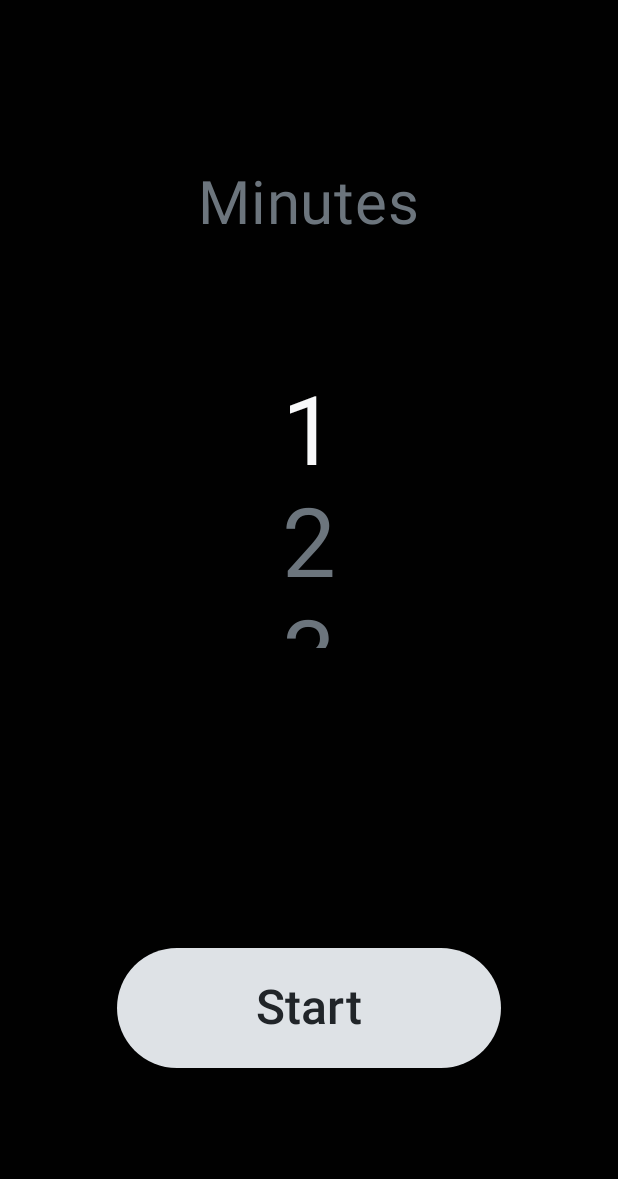
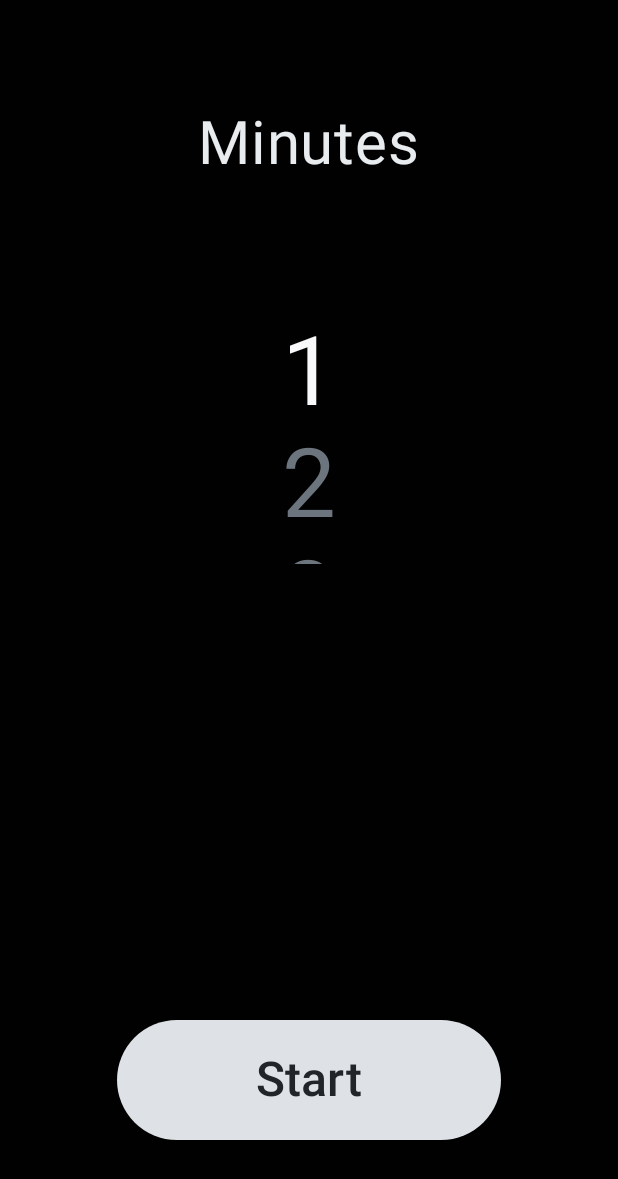
Before and after one commit to victorYghor/meditar, an Android app built with Jetpack Compose: the SelectTimerScreen screen opened through its navigation route, on a phone screen of 412 x 824 dp. Shown: the top 1179 px of the screen. Run offline under Robolectric (Android 15) with nearby library versions, the phone set to English and light mode, and no system bars; our stand-ins replace Timber.

Commit message:
Melhorar o constrate de cores e melhorar a resposividade

```diff
--- /dev/null
+++ b/app/src/main/java/com/victoryghor/meditar/ui/components/AdaptiveLayout.kt
@@ -0,0 +1,42 @@
+package com.victoryghor.meditar.ui.components
+
+import androidx.compose.foundation.layout.Arrangement
+import androidx.compose.foundation.layout.BoxWithConstraints
+import androidx.compose.foundation.layout.Column
+import androidx.compose.foundation.layout.Row
+import androidx.compose.foundation.layout.fillMaxSize
+import androidx.compose.foundation.layout.padding
+import androidx.compose.runtime.Composable
+import androidx.compose.ui.Alignment
+import androidx.compose.ui.Modifier
+import androidx.compose.ui.platform.LocalConfiguration
+import androidx.compose.ui.unit.Dp
+import androidx.compose.ui.unit.dp
+
+@Composable
+fun AdaptiveLayout(
+    modifier: Modifier = Modifier,
+    rowToColumnThreshold: Dp = 600.dp,
+    content: @Composable () -> Unit
+) {
+    val configuration = LocalConfiguration.current
+    val screenHeight = configuration.screenHeightDp.dp
+        if (screenHeight > rowToColumnThreshold) {
+            Column(
+                modifier = modifier.fillMaxSize(),
+                horizontalAlignment = Alignment.CenterHorizontally,
+                verticalArrangement = Arrangement.SpaceBetween
+            ) {
+                content()
+            }
+        } else {
+            Row(
+                modifier = modifier.fillMaxSize().padding(start = 64.dp, end = 64.dp),
+                verticalAlignment = Alignment.CenterVertically,
+                horizontalArrangement = Arrangement.SpaceBetween
+            ) {
+                content()
+            }
+        }
+
+}
--- a/app/src/main/java/com/victoryghor/meditar/ui/components/ConfirmButton.kt
+++ b/app/src/main/java/com/victoryghor/meditar/ui/components/ConfirmButton.kt
@@ -23,9 +23,9 @@ import com.victoryghor.meditar.ui.theme.white200Transparent
 fun ConfirmButton(
     onClick: () -> Unit,
     text: Int,
+    modifier: Modifier = Modifier,
     disabled: Boolean = false,
-    @StringRes reasonOfDisabled: Int = R.string.you_cannot_click_in_the_button,
-    modifier: Modifier = Modifier
+    @StringRes reasonOfDisabled: Int = R.string.you_cannot_click_in_the_button
 ) {
     val alertChooseATime = Toast.makeText(
         LocalContext.current,
--- a/app/src/main/java/com/victoryghor/meditar/ui/components/SelectTimer.kt
+++ b/app/src/main/java/com/victoryghor/meditar/ui/components/SelectTimer.kt
@@ -6,6 +6,7 @@ import androidx.compose.foundation.layout.Column
 import androidx.compose.foundation.layout.Spacer
 import androidx.compose.foundation.layout.fillMaxSize
 import androidx.compose.foundation.layout.height
+import androidx.compose.foundation.layout.padding
 import androidx.compose.foundation.layout.size
 import androidx.compose.foundation.lazy.LazyColumn
 import androidx.compose.foundation.lazy.LazyListState
@@ -22,6 +23,7 @@ import com.victoryghor.meditar.R
 import com.victoryghor.meditar.ui.theme.black100
 import com.victoryghor.meditar.ui.theme.blackBackground
 import com.victoryghor.meditar.ui.theme.white0
+import com.victoryghor.meditar.ui.theme.white100
 import com.victoryghor.meditar.ui.theme.white200
 
 private const val MAX_TIME_IN_MINUTES = 120
@@ -32,14 +34,14 @@ fun SelectTimer(state: LazyListState, modifier: Modifier) {
     Column(
         horizontalAlignment = Alignment.CenterHorizontally,
         verticalArrangement = Arrangement.Center,
+        modifier = modifier
     ) {
-        Text(stringResource(R.string.minutes), fontSize = 40.sp, color = black100)
-        Spacer(modifier = Modifier.height(16.dp))
+        Text(stringResource(R.string.minutes), fontSize = 40.sp, color = white100, modifier = Modifier.padding(8.dp))
         LazyColumn(
             state = state,
             horizontalAlignment = Alignment.CenterHorizontally,
             verticalArrangement = Arrangement.Center,
-            modifier = modifier.size(width = 128.dp, height = 256.dp)
+            modifier = Modifier.size(width = 128.dp, height = 256.dp).padding(8.dp)
         ) {
             val centerIndex = state.firstVisibleItemIndex + 1
             minutes.forEach { minute ->
--- a/app/src/main/java/com/victoryghor/meditar/ui/screen/timerPicker/SelectTimerScreen.kt
+++ b/app/src/main/java/com/victoryghor/meditar/ui/screen/timerPicker/SelectTimerScreen.kt
@@ -6,14 +6,17 @@ import androidx.compose.foundation.layout.Column
 import androidx.compose.foundation.layout.Spacer
 import androidx.compose.foundation.layout.fillMaxSize
 import androidx.compose.foundation.layout.height
+import androidx.compose.foundation.layout.padding
 import androidx.compose.foundation.rememberScrollState
 import androidx.compose.foundation.verticalScroll
 import androidx.compose.runtime.Composable
 import androidx.compose.runtime.LaunchedEffect
 import androidx.compose.ui.Alignment
 import androidx.compose.ui.Modifier
+import androidx.compose.ui.platform.LocalConfiguration
 import androidx.compose.ui.unit.dp
 import com.victoryghor.meditar.R
+import com.victoryghor.meditar.ui.components.AdaptiveLayout
 import com.victoryghor.meditar.ui.components.ConfirmButton
 import com.victoryghor.meditar.ui.components.SelectTimer
 import com.victoryghor.meditar.ui.theme.blackBackground
@@ -28,21 +31,18 @@ fun SelectTimerScreen(
     selectMinutes: (minutes: Int) -> Job,
     uiState: TimerPickerState
 ) {
-    Column(
-        horizontalAlignment = Alignment.CenterHorizontally,
-        verticalArrangement = Arrangement.Center,
-        modifier = Modifier
-            .fillMaxSize()
-            .background(blackBackground)
-            .verticalScroll(rememberScrollState())
-    ) {
+    val configuration = LocalConfiguration.current
+    val screenHeight = configuration.screenHeightDp.dp
+    val screenWidth = configuration.screenWidthDp.dp
+    println("Screen Height: $screenHeight, Screen Width: $screenWidth")
+    AdaptiveLayout(modifier = Modifier.fillMaxSize().background(blackBackground))
+    {
          LaunchedEffect(uiState.selectTime) {
              launch {
                  uiState.listState.scrollToItem(uiState.selectTime - 1)
              }
          }
-        SelectTimer(uiState.listState, Modifier)
-        Spacer(modifier = Modifier.height(200.dp))
+         SelectTimer(uiState.listState, Modifier.padding(top = if(screenHeight > 720.dp) 64.dp else 32.dp))
              ConfirmButton(
                  onClick = {
                      CoroutineScope(Dispatchers.Default).launch {
@@ -50,7 +50,9 @@ fun SelectTimerScreen(
                      }
                      goToRingBellScreen(uiState.listState.firstVisibleItemIndex + 1)
                  },
-            text = R.string.start
+                 text = R.string.start,
+                 modifier = Modifier.padding(bottom = if(screenHeight> 720.dp) 64.dp else 32.dp)
              )
+
      }
 }
```
Lines whose indentation alone changed are shown as unchanged.
